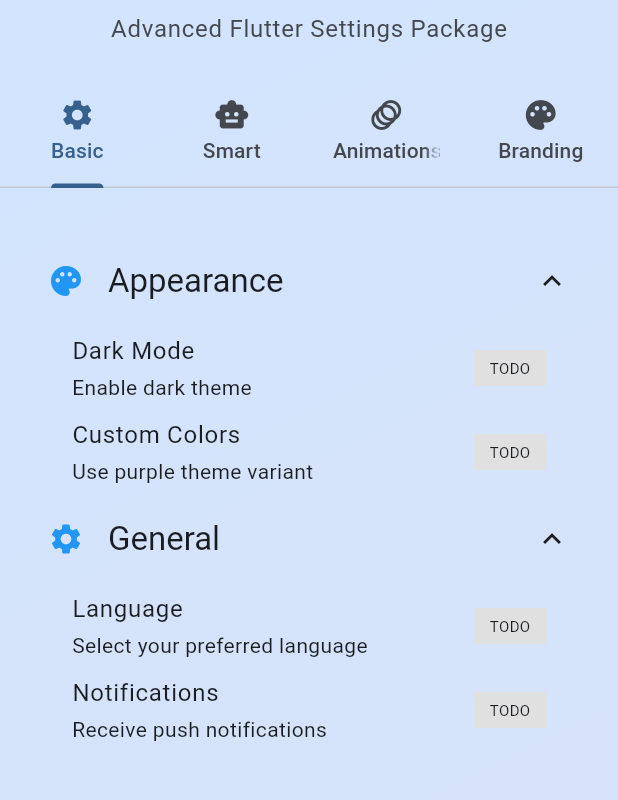
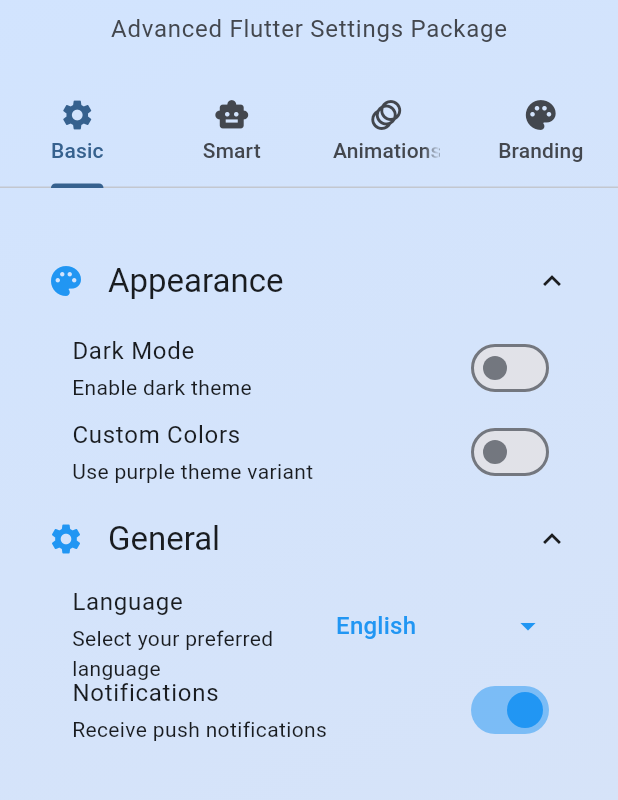
Before and after one commit to Liv-Coder/modern_setting_ui, a Flutter app: the screen it shows after launch, on a phone screen of 412 x 824 dp, the part 181-981 px from its top. Run offline on Flutter 3.47's test engine with Material 3 defaults, Android fonts, the phone set to English and light mode, and no system bars; our stand-ins replace shared_preferences.

Commit message:
feat: add advanced smart features, enhanced animations, and unified settings item API in v1.1.0

```diff
--- a/example/lib/main.dart
+++ b/example/lib/main.dart
@@ -291,6 +291,12 @@
                   title: 'Language',
                   subtitle: 'Select your preferred language',
                   value: _language,
+                  dropdownOptions: const [
+                    DropdownItem(value: 'English', label: 'English'),
+                    DropdownItem(value: 'Spanish', label: 'Español'),
+                    DropdownItem(value: 'French', label: 'Français'),
+                    DropdownItem(value: 'German', label: 'Deutsch'),
+                  ],
                   onChanged: (value) {
                     setState(() {
                       _language = value;
--- a/lib/src/models/settings_item.dart
+++ b/lib/src/models/settings_item.dart
@@ -13,6 +13,25 @@
 
   /// A custom item.
   custom,
+}
+
+/// Represents a dropdown item option.
+class DropdownItem<T> {
+  /// The value of the dropdown item.
+  final T value;
+
+  /// The display label for the dropdown item.
+  final String label;
+
+  /// Optional icon for the dropdown item.
+  final IconData? icon;
+
+  /// Creates a new DropdownItem.
+  const DropdownItem({
+    required this.value,
+    required this.label,
+    this.icon,
+  });
 }
 
 /// Represents an individual setting item in a settings section.
@@ -41,6 +60,9 @@
   /// Callback when the value changes.
   final ValueChanged<dynamic>? onChanged;
 
+  /// Options for dropdown items (only used when type is dropdown).
+  final List<DropdownItem<dynamic>>? dropdownOptions;
+
   /// Creates a new SettingsItem.
   SettingsItem({
     required this.id,
@@ -51,6 +73,9 @@
     this.value,
     this.enabled = true,
     this.onChanged,
-  }) : assert(id.isNotEmpty, 'SettingsItem id cannot be empty'),
-       assert(title.isNotEmpty, 'SettingsItem title cannot be empty');
+    this.dropdownOptions,
+  })  : assert(id.isNotEmpty, 'SettingsItem id cannot be empty'),
+        assert(title.isNotEmpty, 'SettingsItem title cannot be empty'),
+        assert(type != SettingsItemType.dropdown || dropdownOptions != null,
+            'dropdownOptions must be provided for dropdown items');
 }
--- a/lib/src/widgets/settings_item_widget.dart
+++ b/lib/src/widgets/settings_item_widget.dart
@@ -23,7 +23,9 @@
       height: theme.itemHeight ?? 56.0,
       color: theme.backgroundColor,
       child: InkWell(
-        onTap: item.enabled ? () {} : null,
+        onTap: item.enabled && item.onChanged != null
+            ? () => item.onChanged!(null)
+            : null,
         child: Padding(
           padding: const EdgeInsets.symmetric(horizontal: 16.0),
           child: Row(
@@ -69,19 +71,105 @@
                   ],
                 ),
               ),
-              // Placeholder for item-specific controls (switch, dropdown, etc.)
-              Container(
-                width: 48.0,
-                height: 24.0,
-                color: Colors.grey[300],
-                child: const Center(
-                  child: Text('TODO', style: TextStyle(fontSize: 10.0)),
-                ),
-              ),
+              // Item-specific controls based on type
+              _buildControlWidget(context),
             ],
           ),
         ),
       ),
     );
   }
+
+  /// Builds the appropriate control widget based on the item type.
+  Widget _buildControlWidget(BuildContext context) {
+    if (!item.enabled) {
+      return const SizedBox(width: 48.0);
+    }
+
+    switch (item.type) {
+      case SettingsItemType.switch_:
+        return SizedBox(
+          width: 48.0,
+          child: Switch(
+            value: item.value ?? false,
+            onChanged: item.onChanged != null
+                ? (value) => item.onChanged!(value)
+                : null,
+            activeThumbColor: theme.primaryColor,
+          ),
+        );
+
+      case SettingsItemType.dropdown:
+        return SizedBox(
+          width: 140.0, // Increased width to prevent overflow
+          child: DropdownButton<dynamic>(
+            value: item.value,
+            onChanged: item.onChanged != null
+                ? (value) => item.onChanged!(value)
+                : null,
+            items: item.dropdownOptions?.map((option) {
+                  return DropdownMenuItem<dynamic>(
+                    value: option.value,
+                    child: Row(
+                      mainAxisSize: MainAxisSize.min,
+                      children: [
+                        if (option.icon != null) ...[
+                          Icon(option.icon, size: 16.0),
+                          const SizedBox(width: 8.0),
+                        ],
+                        Flexible(
+                          child: Text(
+                            option.label,
+                            overflow: TextOverflow.ellipsis,
+                          ),
+                        ),
+                      ],
+                    ),
+                  );
+                }).toList() ??
+                [],
+            selectedItemBuilder: item.dropdownOptions != null
+                ? (context) => item.dropdownOptions!.map((option) {
+                      return Row(
+                        mainAxisSize: MainAxisSize.min,
+                        children: [
+                          if (option.icon != null) ...[
+                            Icon(option.icon,
+                                size: 16.0, color: theme.primaryColor),
+                            const SizedBox(width: 8.0),
+                          ],
+                          Flexible(
+                            child: Text(
+                              option.label,
+                              overflow: TextOverflow.ellipsis,
+                              style: TextStyle(color: theme.primaryColor),
+                            ),
+                          ),
+                        ],
+                      );
+                    }).toList()
+                : null,
+            underline: const SizedBox(),
+            icon: Icon(
+              Icons.arrow_drop_down,
+              color: theme.primaryColor,
+            ),
+            isExpanded: true, // Make dropdown fill available width
+          ),
+        );
+
+      case SettingsItemType.navigation:
+        return SizedBox(
+          width: 48.0,
+          child: Icon(
+            Icons.chevron_right,
+            color: theme.primaryColor,
+          ),
+        );
+
+      case SettingsItemType.custom:
+        return const SizedBox(
+            width: 48.0); // Custom implementation can override this
+    }
+  }
 }
```
Also changed, not shown: 2 other files.
